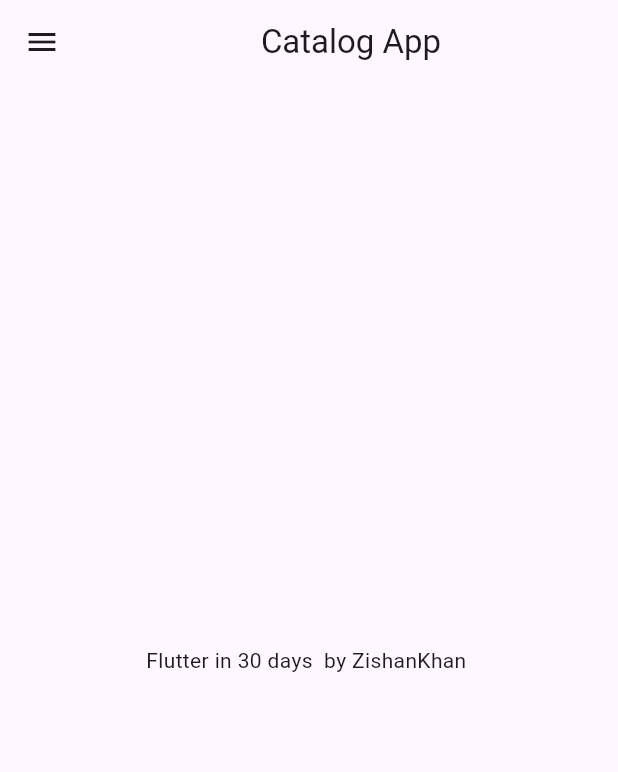
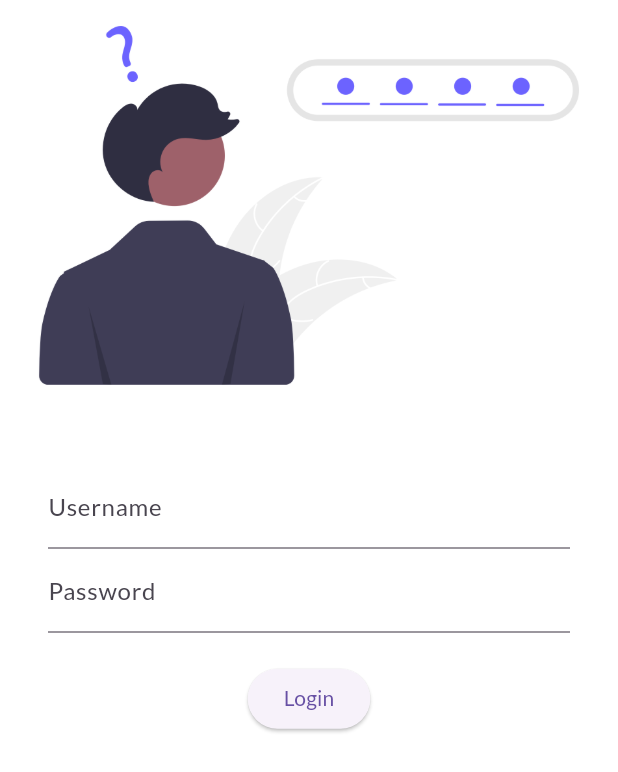
Before and after one commit to ZishanKhan0108/30DaysFlutter, a Flutter app: the screen it shows after launch, on a phone screen of 412 x 824 dp. Shown: the top 772 px of the screen. Run offline on Flutter 3.47's test engine with Material 3 defaults, Android fonts, the phone set to English and light mode, and no system bars; our stand-ins replace google_fonts.

Commit message:
day4 completed

```diff
--- a/lib/main.dart
+++ b/lib/main.dart
@@ -1,7 +1,9 @@
 import 'package:flutter/material.dart';
-import 'package:flutter_catalog/home_page.dart';
+import 'package:flutter_catalog/pages/home_page.dart';
+import 'package:flutter_catalog/pages/login_page.dart';
+import 'package:google_fonts/google_fonts.dart';
 
-void  main(){
+void main(){
   runApp(MyApp());
 }
 
@@ -11,7 +13,20 @@ class MyApp extends StatelessWidget {
   @override
   Widget build(BuildContext context) {
     return MaterialApp(
-      home: HomePage(),
+      themeMode: ThemeMode.light,
+      theme: ThemeData(
+        primarySwatch: Colors.deepPurple,
+        fontFamily: GoogleFonts.lato().fontFamily,
+      ),
+      darkTheme: ThemeData(
+        brightness: Brightness.dark,
+      ),
+      initialRoute: "/",
+      routes: {
+      "/" : (context) => LoginPage(),
+      "/home" : (context) => HomePage(),
+      "/login" : (context) => LoginPage(),
+      }
     );
   }
 }
--- a/lib/home_page.dart
+++ b/lib/pages/home_page.dart
@@ -9,7 +9,7 @@ class HomePage extends StatelessWidget {
   Widget build(BuildContext context) {
     return Scaffold(
       appBar: AppBar(
-        title: Center(child: Text("Catalog App")),
+        title: Center(child: Text("Catalog App"),),
       ),
       body: Center(
         child: Container(
--- /dev/null
+++ b/lib/pages/login_page.dart
@@ -0,0 +1,51 @@
+import 'package:flutter/material.dart';
+
+class LoginPage extends StatelessWidget {
+  const LoginPage({super.key});
+
+  @override
+  Widget build(BuildContext context) {
+    return Material(
+      color: Colors.white,
+      child:
+     Column(
+      children: [
+        Image.asset("assets/images/loginImage.png",
+        fit: BoxFit.cover,),
+        SizedBox(
+          height: 20,
+        ),
+       Padding(
+         padding: const EdgeInsets.symmetric(vertical: 16,horizontal: 32),
+         child: Column(
+          children: [
+          TextFormField(
+            decoration: InputDecoration(
+              hintText: "Enter Username",
+              labelText: "Username",
+            ),
+          ),
+           TextFormField(
+            obscureText: true,
+            decoration: InputDecoration(
+              hintText: "Enter Password",
+              labelText: "Password",
+            ),
+           ),
+           SizedBox(
+            height: 20,
+           ),
+           ElevatedButton(onPressed: (){
+
+           },
+            style: TextButton.styleFrom(),
+            child: Text("Login"),
+            ),
+          ],
+         ),
+       )
+      ],
+     )
+    );
+  }
+}
--- a/pubspec.yaml
+++ b/pubspec.yaml
@@ -34,6 +34,7 @@ dependencies:
   # The following adds the Cupertino Icons font to your application.
   # Use with the CupertinoIcons class for iOS style icons.
   cupertino_icons: ^1.0.8
+  google_fonts: ^6.2.1
 
 dev_dependencies:
   flutter_test:
@@ -58,8 +59,8 @@ flutter:
   uses-material-design: true
 
   # To add assets to your application, add an assets section, like this:
-  # assets:
-  #   - images/a_dot_burr.jpeg
+  assets:
+    - assets/images/
   #   - images/a_dot_ham.jpeg
 
   # An image asset can refer to one or more resolution-specific "variants", see
```
Also changed, not shown: assets/images/loginImage.png (added), pubspec.lock, 1 other file.
